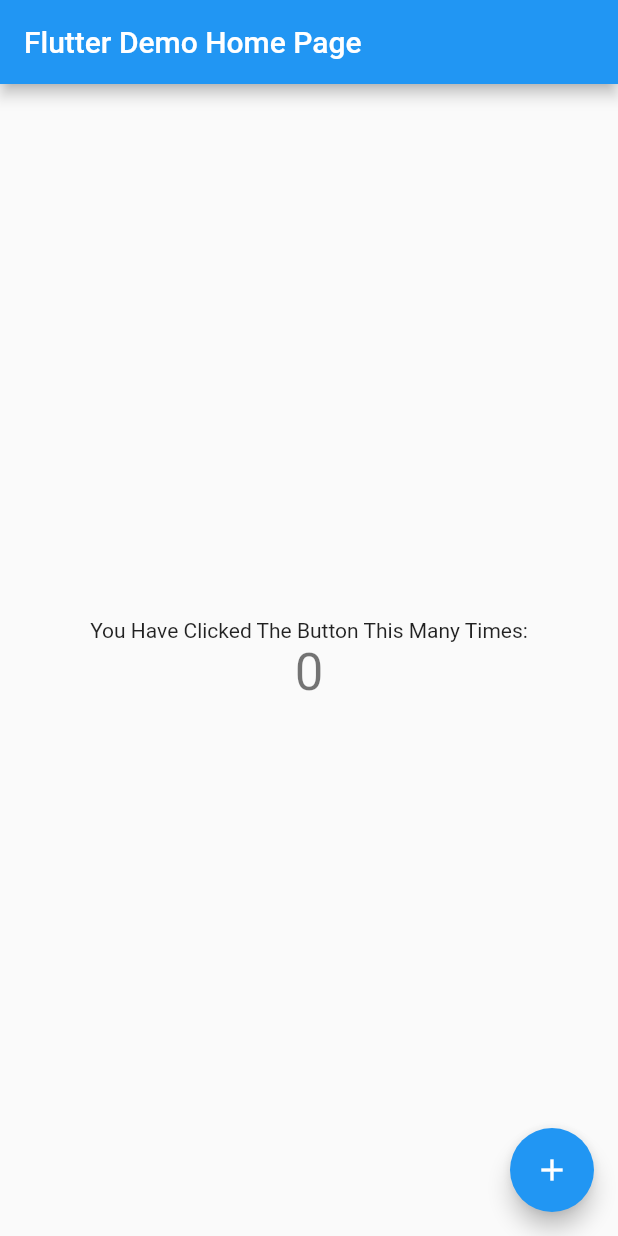
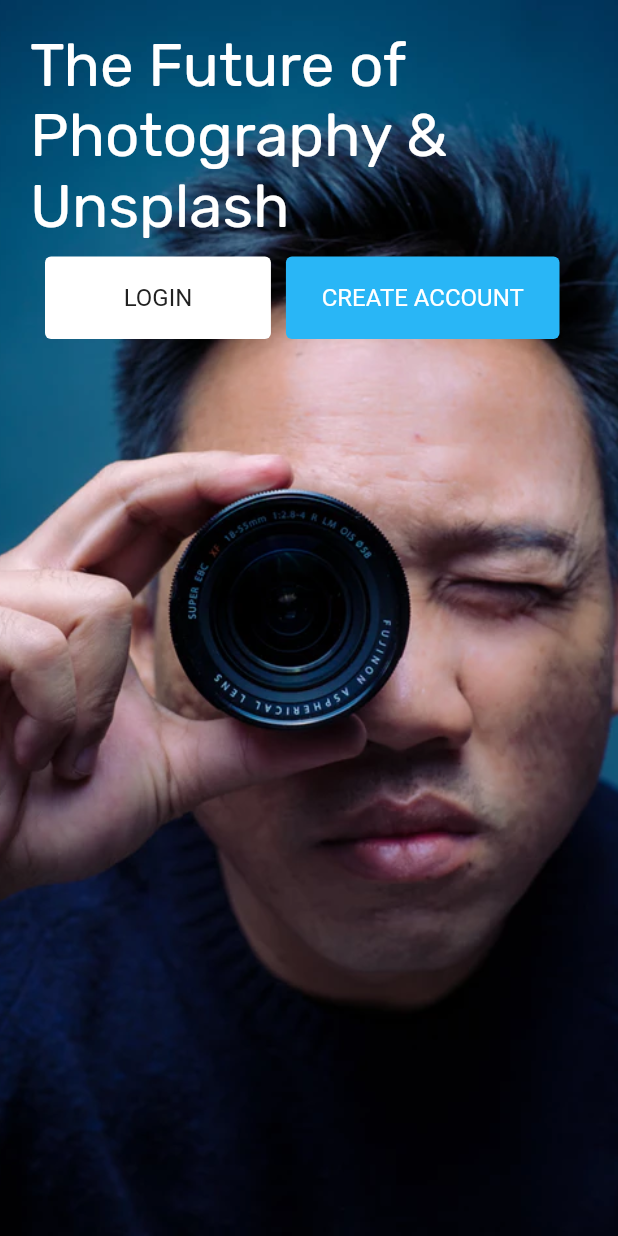
Before and after one commit to ahm3dev/Flutter-Blog-App, a Flutter app: the screen it shows after launch, on a phone screen of 412 x 824 dp. Run offline on Flutter 3.47's test engine with Material 2 defaults, Android fonts, the phone set to English and light mode, and no system bars; Roboto replaces fonts that are missing (SFCompact).

Commit message:
Added create account screen

```diff
--- a/lib/main.dart
+++ b/lib/main.dart
@@ -1,113 +1,91 @@
 import 'package:flutter/material.dart';
 
-void main() {
-  runApp(MyApp());
-}
+import 'Login.dart';
+import 'create_account.dart';
 
-class MyApp extends StatelessWidget {
-  // This widget is the root of your application.
+void main() => runApp(MaterialApp(
+      home: Home(),
+    ));
+
+class Home extends StatelessWidget {
   @override
   Widget build(BuildContext context) {
-    return MaterialApp(
-      title: 'Flutter Demo',
-      theme: ThemeData(
-        // This is the theme of your application.
-        //
-        // Try running your application with "flutter run". You'll see the
-        // application has a blue toolbar. Then, without quitting the app, try
-        // changing the primarySwatch below to Colors.green and then invoke
-        // "hot reload" (press "r" in the console where you ran "flutter run",
-        // or simply save your changes to "hot reload" in a Flutter IDE).
-        // Notice that the counter didn't reset back to zero; the application
-        // is not restarted.
-        primarySwatch: Colors.blue,
+    return Scaffold(
+      body: Container(
+        decoration: BoxDecoration(
+            image: DecorationImage(
+          image: AssetImage(
+            'assets/images/lens.png',
+
           ),
-      home: MyHomePage(title: 'Flutter Demo Home Page'),
+          fit: BoxFit.cover,
+        )),
+        child: Center(
+          child: Container(
+            padding: const EdgeInsets.all(20),
+            child: Column(
+              children: [
+                Text(
+                  'The Future of Photography & Unsplash',
+                  style: TextStyle(
+                      fontSize: 40.0, color: Colors.white, fontFamily: 'Rubik'),
+                ),
+                Row(
+                  children: [
+                    Padding(
+                      padding: const EdgeInsets.all(10.0),
+                      child: TextButton(
+                        onPressed: () {
+                          Navigator.push(
+                          context,
+                          MaterialPageRoute(
+                            builder: (context){
+                              return LoginScreen();
+                            }
+                          )
                         );
+                        },
+                        child: Text('login'.toUpperCase()),
+                        style: TextButton.styleFrom(
+                          primary: Colors.grey[900],
+                          backgroundColor: Colors.white,
+                          minimumSize: Size(150.62, 55),
+                          textStyle: TextStyle(
+                            fontSize: 16.0,
+                            fontFamily: 'SFCompact',
+                          ),
+                        ),
+                      ),
+                    ),
+                    TextButton(
+                      onPressed: () {
+                        Navigator.push(
+                          context,
+                          MaterialPageRoute(
+                            builder: (context){
+                              return CreateAccountScreen();
                             }
-}
-
-class MyHomePage extends StatefulWidget {
-  MyHomePage({Key? key, required this.title}) : super(key: key);
-
-  // This widget is the home page of your application. It is stateful, meaning
-  // that it has a State object (defined below) that contains fields that affect
-  // how it looks.
-
-  // This class is the configuration for the state. It holds the values (in this
-  // case the title) provided by the parent (in this case the App widget) and
-  // used by the build method of the State. Fields in a Widget subclass are
-  // always marked "final".
-
-  final String title;
-
-  @override
-  _MyHomePageState createState() => _MyHomePageState();
-}
-
-class _MyHomePageState extends State<MyHomePage> {
-  int _counter = 0;
-
-  void _incrementCounter() {
-    setState(() {
-      // This call to setState tells the Flutter framework that something has
-      // changed in this State, which causes it to rerun the build method below
-      // so that the display can reflect the updated values. If we changed
-      // _counter without calling setState(), then the build method would not be
-      // called again, and so nothing would appear to happen.
-      _counter++;
-    });
-  }
-
-  @override
-  Widget build(BuildContext context) {
-    // This method is rerun every time setState is called, for instance as done
-    // by the _incrementCounter method above.
-    //
-    // The Flutter framework has been optimized to make rerunning build methods
-    // fast, so that you can just rebuild anything that needs updating rather
-    // than having to individually change instances of widgets.
-    return Scaffold(
-      appBar: AppBar(
-        // Here we take the value from the MyHomePage object that was created by
-        // the App.build method, and use it to set our appbar title.
-        title: Text(widget.title),
+                          )
+                        );
+                      },
+                      child: Text('create account'.toUpperCase()),
+                      style: TextButton.styleFrom(
+                        primary: Colors.white,
+                        backgroundColor: Colors.lightBlue[400],
+                        minimumSize: Size(182.38, 55),
+                        textStyle: TextStyle(
+                          fontSize: 16.0,
+                          fontFamily: 'SFCompact',
                         ),
-      body: Center(
-        // Center is a layout widget. It takes a single child and positions it
-        // in the middle of the parent.
-        child: Column(
-          // Column is also a layout widget. It takes a list of children and
-          // arranges them vertically. By default, it sizes itself to fit its
-          // children horizontally, and tries to be as tall as its parent.
-          //
-          // Invoke "debug painting" (press "p" in the console, choose the
-          // "Toggle Debug Paint" action from the Flutter Inspector in Android
-          // Studio, or the "Toggle Debug Paint" command in Visual Studio Code)
-          // to see the wireframe for each widget.
-          //
-          // Column has various properties to control how it sizes itself and
-          // how it positions its children. Here we use mainAxisAlignment to
-          // center the children vertically; the main axis here is the vertical
-          // axis because Columns are vertical (the cross axis would be
-          // horizontal).
-          mainAxisAlignment: MainAxisAlignment.center,
-          children: <Widget>[
-            Text(
-              'You Have Clicked The Button This Many Times:',
                       ),
-            Text(
-              '$_counter',
-              style: Theme.of(context).textTheme.headline4,
+                    ),
+                  ],
                 ),
               ],
             ),
           ),
-      floatingActionButton: FloatingActionButton(
-        onPressed: _incrementCounter,
-        tooltip: 'Increment',
-        child: Icon(Icons.add),
-      ), // This trailing comma makes auto-formatting nicer for build methods.
+        ),
+      ),
     );
   }
 }
```
Also changed, not shown: lib/create_account.dart (added, +81 -0 lines), lib/login.dart (added, +14 -0 lines), pubspec.yaml (+10 -15 lines), Fonts/Rubik-Regular.ttf (added), assets/icons/fb.png (added), assets/icons/twt.png (added), assets/images/lens.png (added), 2 other files. Lines whose indentation alone changed are shown as unchanged.
